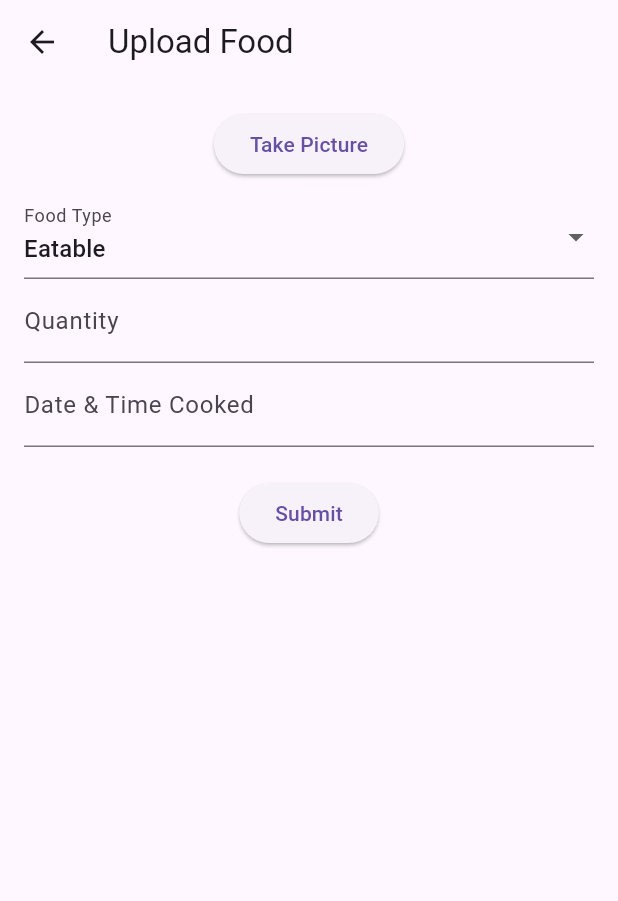
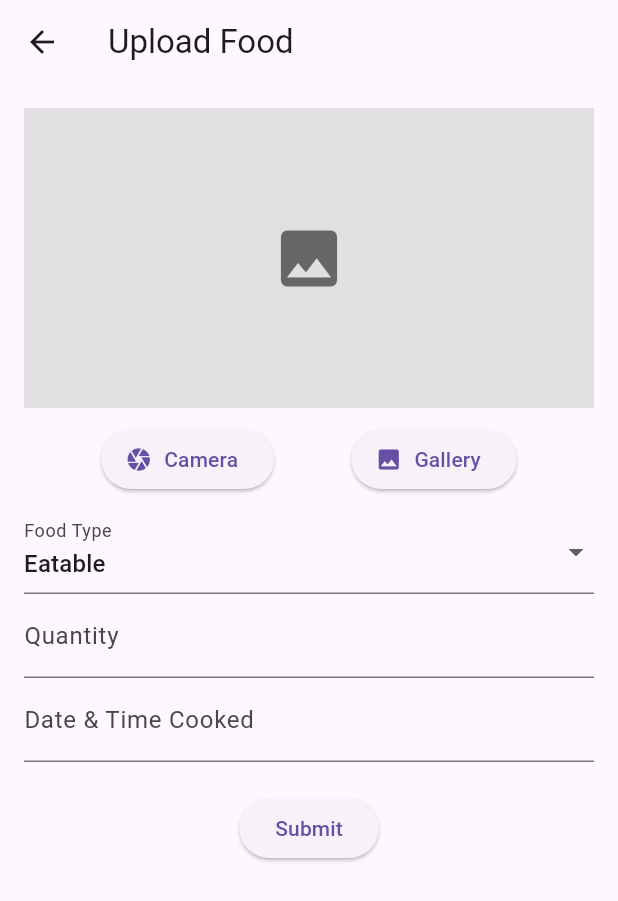
Before and after one commit to Ajith0504/Food-Management-App, a Flutter app: the UploadFoodPage screen opened by its route, on a phone screen of 412 x 824 dp. Shown: the top 901 px of the screen. Run offline on Flutter 3.47's test engine with Material 3 defaults, Android fonts, the phone set to English and light mode, and no system bars; our stand-ins replace cloud_firestore, firebase_auth, firebase_core, firebase_storage, fluttertoast, image_picker; accounts and stored records are empty.

Commit message:
I changed Upload page

```diff
--- a/lib/features/producer/pages/upload_food_page.dart
+++ b/lib/features/producer/pages/upload_food_page.dart
@@ -21,9 +21,8 @@ class _UploadFoodPageState extends State<UploadFoodPage> {
   final FirebaseAuth _auth = FirebaseAuth.instance;
   final FirebaseStorage _storage = FirebaseStorage.instance;
 
-  Future<void> _pickImage() async {
-    final XFile? pickedFile =
-        await ImagePicker().pickImage(source: ImageSource.camera);
+  Future<void> _pickImage(ImageSource source) async {
+    final XFile? pickedFile = await ImagePicker().pickImage(source: source);
     if (pickedFile != null) {
       setState(() => _selectedImage = File(pickedFile.path));
     }
@@ -92,9 +91,34 @@ class _UploadFoodPageState extends State<UploadFoodPage> {
             _selectedImage != null
                 ? Image.file(_selectedImage!,
                     height: 200, width: double.infinity, fit: BoxFit.cover)
-                : ElevatedButton(
-                    onPressed: _pickImage, child: const Text("Take Picture")),
+                : Container(
+                    height: 200,
+                    width: double.infinity,
+                    color: Colors.grey[300],
+                    child: const Icon(Icons.image,
+                        size: 50, color: Colors.black54),
+                  ),
             const SizedBox(height: 10),
+
+            // Buttons for Camera & Gallery Selection
+            Row(
+              mainAxisAlignment: MainAxisAlignment.spaceEvenly,
+              children: [
+                ElevatedButton.icon(
+                  onPressed: () => _pickImage(ImageSource.camera),
+                  icon: const Icon(Icons.camera),
+                  label: const Text("Camera"),
+                ),
+                ElevatedButton.icon(
+                  onPressed: () => _pickImage(ImageSource.gallery),
+                  icon: const Icon(Icons.image),
+                  label: const Text("Gallery"),
+                ),
+              ],
+            ),
+
+            const SizedBox(height: 10),
+
             DropdownButtonFormField<String>(
               value: _foodType,
               items: ["Eatable", "Non-Eatable"].map((type) {
@@ -103,11 +127,13 @@ class _UploadFoodPageState extends State<UploadFoodPage> {
               onChanged: (value) => setState(() => _foodType = value!),
               decoration: const InputDecoration(labelText: "Food Type"),
             ),
+
             TextFormField(
               controller: _quantityController,
               decoration: const InputDecoration(labelText: "Quantity"),
               keyboardType: TextInputType.number,
             ),
+
             TextFormField(
               controller: _dateTimeController,
               decoration:
@@ -142,7 +168,9 @@ class _UploadFoodPageState extends State<UploadFoodPage> {
                 }
               },
             ),
+
             const SizedBox(height: 20),
+
             ElevatedButton(
                 onPressed: _uploadFoodDetails, child: const Text("Submit")),
           ],
```
Also changed, not shown: lib/main.dart (+3 -9 lines).
